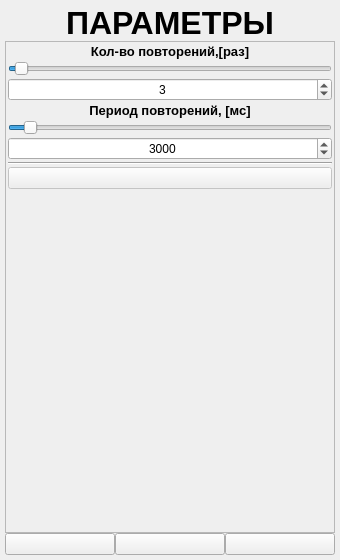
Above: ANDROID_FORMS/settings_form.ui from DavidSiegman/PLC_RF_Configurator before the change. Below: the same form after it.
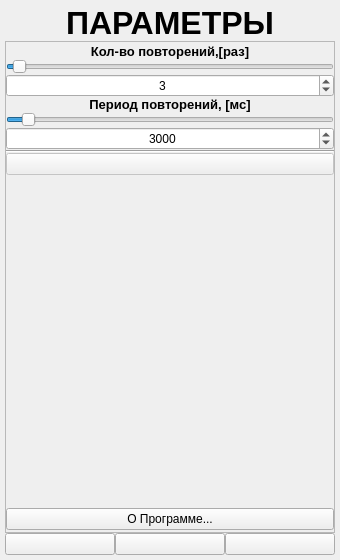
That is the form after the change. Icons and pictures are not drawn.

What changed in the file:
```diff
--- a/ANDROID_FORMS/settings_form.ui
+++ b/ANDROID_FORMS/settings_form.ui
@@ -78,16 +78,16 @@
       </property>
       <layout class="QVBoxLayout" name="verticalLayout">
        <property name="spacing">
-        <number>2</number>
+        <number>0</number>
        </property>
        <property name="leftMargin">
-        <number>2</number>
+        <number>0</number>
        </property>
        <property name="topMargin">
         <number>2</number>
        </property>
        <property name="rightMargin">
-        <number>2</number>
+        <number>0</number>
        </property>
        <property name="bottomMargin">
         <number>2</number>
@@ -302,6 +302,33 @@
          </property>
         </spacer>
        </item>
+       <item>
+        <widget class="QPushButton" name="btnAbout">
+         <property name="enabled">
+          <bool>true</bool>
+         </property>
+         <property name="sizePolicy">
+          <sizepolicy hsizetype="Expanding" vsizetype="Minimum">
+           <horstretch>0</horstretch>
+           <verstretch>0</verstretch>
+          </sizepolicy>
+         </property>
+         <property name="minimumSize">
+          <size>
+           <width>0</width>
+           <height>0</height>
+          </size>
+         </property>
+         <property name="font">
+          <font>
+           <family>Microsoft YaHei UI</family>
+          </font>
+         </property>
+         <property name="text">
+          <string>О Программе...</string>
+         </property>
+        </widget>
+       </item>
       </layout>
      </widget>
     </widget>
```
